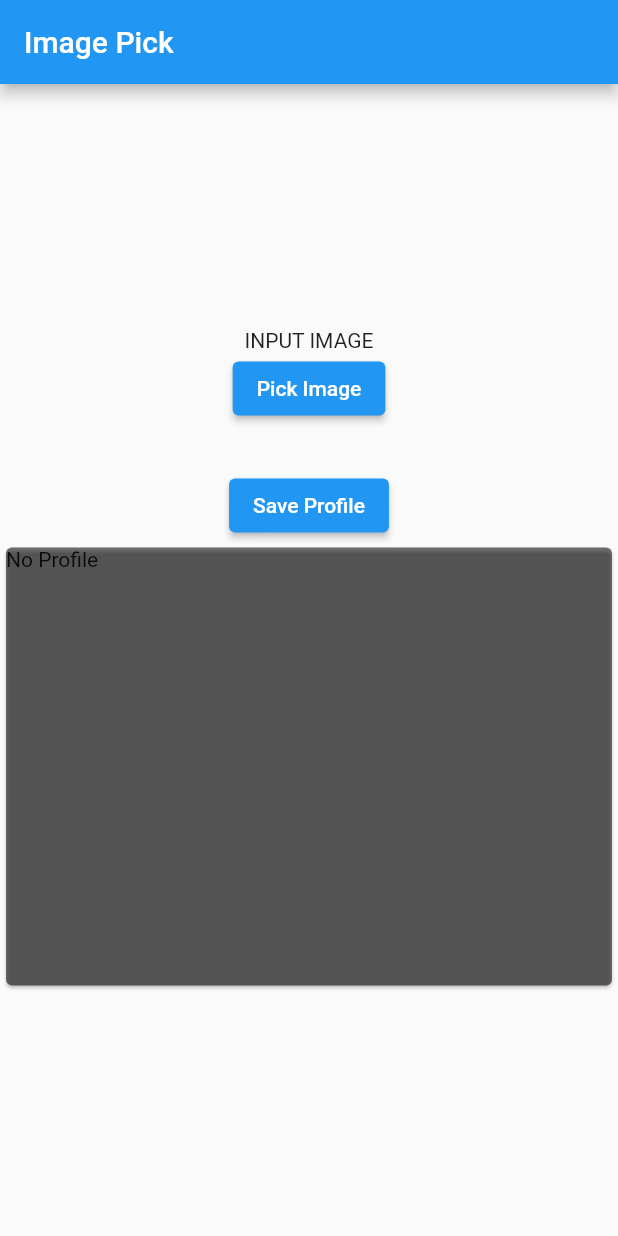
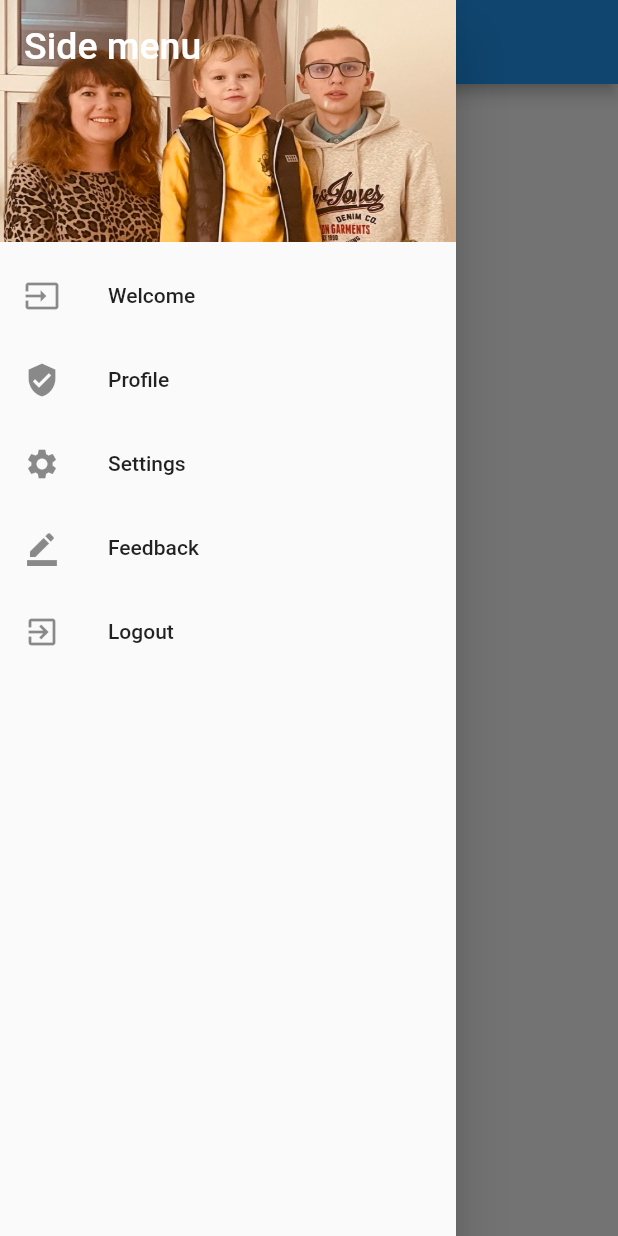
Before and after one commit to WenDeHor/card_hero, a Flutter app: the screen it shows after launch, with the side drawer open (before the commit the screen has no drawer), on a phone screen of 412 x 824 dp. Run offline on Flutter 3.47's test engine with Material 2 defaults, Android fonts, the phone set to English and light mode, and no system bars; our stand-ins replace sqflite; accounts and stored records are empty.

Commit message:
3.Database and left navbar

```diff
--- a/lib/database.dart
+++ /dev/null
@@ -1,49 +0,0 @@
-import 'package:card_hero/profile_model.dart';
-import 'package:sqflite/sqflite.dart';
-
-import 'package:path/path.dart' as path;
-
-class DatabaseHelper {
-  static const profileTable = "profiletable";
-  static const dbVersion = 1;
-
-  static const idProfileColumn = "id";
-  static const nameColumn = "name";
-  static const image64bitColumn = "image64bit";
-
-  static Future _onCreate(Database db, int version) {
-    var execute = db.execute("""
-    CREATE TABLE $profileTable(
-    $idProfileColumn INTEGER PRIMARY KEY AUTOINCREMENT,
-    $nameColumn TEXT,
-    $image64bitColumn TEXT
-
-    )
-    """);
-    return execute;
-  }
-
-  static open() async {
-    final rootPath = await getDatabasesPath();
-
-    print("DB OPENED");
-    final dbPath = path.join(rootPath, "GosolDb.db");
-
-    return openDatabase(dbPath, onCreate: _onCreate, version: dbVersion);
-  }
-
-  static Future insertProfile(Map<String, dynamic> row) async {
-    final db = await DatabaseHelper.open();
-    print("ROW INSERTED");
-    return await db.insert(profileTable, row);
-  }
-
-  static getAllProfile() async {
-    final db = await DatabaseHelper.open();
-
-    List<Map<String, dynamic>> mapList = await db.query(profileTable);
-
-    return List.generate(
-        mapList.length, (index) => ProfileModel.fromMap(mapList[index]));
-  }
-}
--- a/lib/main.dart
+++ b/lib/main.dart
@@ -1,18 +1,10 @@
-import 'dart:convert';
+import 'package:flutter/material.dart';
 
-import 'package:flutter/material.dart';
-import 'package:image_picker/image_picker.dart';
-import 'package:card_hero/database.dart';
-import 'package:card_hero/profile_model.dart';
+import '../../menu/navbar.dart';
 
-void main() {
-  runApp(const MyApp());
-}
+void main() => runApp(MyApp());
 
 class MyApp extends StatelessWidget {
-  const MyApp({Key? key}) : super(key: key);
-
-  // This widget is the root of your application.
   @override
   Widget build(BuildContext context) {
     return MaterialApp(
@@ -20,99 +12,21 @@ class MyApp extends StatelessWidget {
       theme: ThemeData(
         primarySwatch: Colors.blue,
       ),
-      home: ImagePickerPage(),
+      home: MyHomePage(),
     );
   }
 }
 
-class ImagePickerPage extends StatefulWidget {
-  const ImagePickerPage({Key? key}) : super(key: key);
-
-  @override
-  State<ImagePickerPage> createState() => _ImagePickerPageState();
-}
-
-class _ImagePickerPageState extends State<ImagePickerPage> {
-  Future<String> pickImage() async {
-    var image = await ImagePicker()
-        .pickImage(source: ImageSource.gallery, imageQuality: 45);
-
-    var imageBytes = await image!.readAsBytes();
-
-    print("IMAGE PICKED: ${image.path}");
-
-    String base64Image = base64Encode(imageBytes);
-
-    return base64Image;
-  }
-
-  List<ProfileModel> pList = [];
-
-  String? byte64String;
-
-  @override
-  initState() {
-    DatabaseHelper.getAllProfile();
-
-    super.initState();
-  }
-
+class MyHomePage extends StatelessWidget {
   @override
   Widget build(BuildContext context) {
     return Scaffold(
+      drawer: Navbar(),
       appBar: AppBar(
-        title: const Text("Image Pick"),
+        title: Text('Side menu'),
       ),
       body: Center(
-        child: Column(
-          mainAxisAlignment: MainAxisAlignment.center,
-          crossAxisAlignment: CrossAxisAlignment.center,
-          children: [
-            const Text("INPUT IMAGE"),
-            ElevatedButton(
-                onPressed: () async {
-                  byte64String = await pickImage();
-
-                  print("BYTE 64 STRING: $byte64String");
-                },
-                child: const Text("Pick Image")),
-            const SizedBox(
-              height: 30,
-            ),
-            ElevatedButton(
-                onPressed: () async {
-                  await DatabaseHelper.insertProfile(
-                      ProfileModel(name: "Murad", image64bit: byte64String)
-                          .toMap());
-
-                  pList = await DatabaseHelper.getAllProfile();
-                  setState(() {});
-
-                  print(pList[0].id);
-                  print(pList[0].name);
-                  print(pList[0].image64bit);
-                },
-                child: const Text("Save Profile")),
-            Flexible(
-              child: ListView.builder(
-                  shrinkWrap: true,
-                  itemCount: pList.isNotEmpty ? pList.length : 1,
-                  itemBuilder: (context, index) {
-                    return SizedBox(
-                      height: 300,
-                      width: double.infinity,
-                      child: Card(
-                        color: Colors.black54,
-                        child: pList.isNotEmpty
-                            ? Image.memory(const Base64Decoder()
-                                .convert(pList[index].image64bit!))
-                            : Text("No Profile"),
-                      ),
-                    );
-                  }),
-            ),
-          ],
-        ),
+        child: Text('Side Menu Tutorial'),
       ),
     );
   }
--- /dev/null
+++ b/lib/menu/navbar.dart
@@ -0,0 +1,50 @@
+import 'package:flutter/material.dart';
+
+class Navbar extends StatelessWidget {
+  @override
+  Widget build(BuildContext context) {
+    return Drawer(
+      child: ListView(
+        padding: EdgeInsets.zero,
+        children: <Widget>[
+          DrawerHeader(
+            child: Text(
+              'Side menu',
+              style: TextStyle(color: Colors.white, fontSize: 25),
+            ),
+            decoration: BoxDecoration(
+                color: Colors.green,
+                image: DecorationImage(
+                    fit: BoxFit.fill,
+                    image: AssetImage('assets/cover.jpg'))),
+          ),
+          ListTile(
+            leading: Icon(Icons.input),
+            title: Text('Welcome'),
+            onTap: () => {},
+          ),
+          ListTile(
+            leading: Icon(Icons.verified_user),
+            title: Text('Profile'),
+            onTap: () => {Navigator.of(context).pop()},
+          ),
+          ListTile(
+            leading: Icon(Icons.settings),
+            title: Text('Settings'),
+            onTap: () => {Navigator.of(context).pop()},
+          ),
+          ListTile(
+            leading: Icon(Icons.border_color),
+            title: Text('Feedback'),
+            onTap: () => {Navigator.of(context).pop()},
+          ),
+          ListTile(
+            leading: Icon(Icons.exit_to_app),
+            title: Text('Logout'),
+            onTap: () => {Navigator.of(context).pop()},
+          ),
+        ],
+      ),
+    );
+  }
+}
--- a/lib/profile_model.dart
+++ /dev/null
@@ -1,31 +0,0 @@
-class ProfileModel{
-
-  int? id;
-  String? name;
-  String? image64bit;
-
-  ProfileModel({this.id, this.name, this.image64bit});
-
-  Map<String, dynamic> toMap(){
-    Map<String, dynamic> map = {
-      "name" : name,
-      "image64bit" : image64bit
-    };
-
-    if(id!=null){
-      map["id"] = id;
-    }
-
-    return map;
-  }
-
-  factory ProfileModel.fromMap(Map<String, dynamic> map) =>
-      ProfileModel(
-          id: map["id"],
-          name: map["name"],
-          image64bit: map["image64bit"]
-      );
-
-
-
-}
```
Also changed, not shown: lib/db/user_database.dart (added, +65 -0 lines), lib/model/user_model.dart (added, +18 -0 lines), pubspec.yaml (+9 -5 lines), assets/cover.jpg (added), pubspec.lock, 1 other file.
